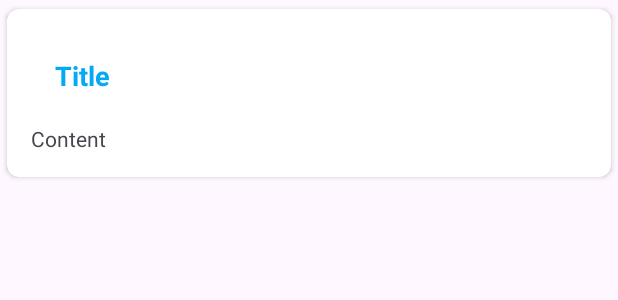
After one commit to AselaWanigabadu/MAD.app, an Android app: the layout note_item.xml on its own in the app's theme, with its tools: preview values and no code run, on a phone screen of 412 x 824 dp. The commit adds this screen. Shown: the top 300 px of the screen. Run offline under Robolectric (Android 15) with nearby library versions, the phone set to English and light mode, and no system bars.

```diff
--- a/app/src/main/java/com/example/madapp2/AddNoteActivity.kt
+++ b/app/src/main/java/com/example/madapp2/AddNoteActivity.kt
@@ -22,7 +22,7 @@ class AddNoteActivity : AppCompatActivity() {
             val note=Note(0,title,content)
             db.insertNote(note)
             finish()
-            Toast.makeText(this,"Note Saved",Toast.LENGTH_SHORT).show()
+            Toast.makeText(this,"Booking Saved",Toast.LENGTH_SHORT).show()
 
 
         }
--- /dev/null
+++ b/app/src/main/res/layout/note_item.xml
@@ -0,0 +1,39 @@
+<?xml version="1.0" encoding="utf-8"?>
+<androidx.cardview.widget.CardView xmlns:android="http://schemas.android.com/apk/res/android"
+    android:layout_width="match_parent"
+    android:layout_height="wrap_content"
+    xmlns:app="http://schemas.android.com/apk/res-auto"
+    app:cardCornerRadius="8dp"
+    app:cardUseCompatPadding="true">
+
+    <LinearLayout
+        android:layout_width="match_parent"
+        android:layout_height="wrap_content"
+        android:orientation="vertical"
+        android:padding="16dp">
+
+         <RelativeLayout
+             android:layout_width="match_parent"
+             android:layout_height="wrap_content"
+             android:orientation="horizontal"
+             android:padding="16dp">
+             <TextView
+                 android:id="@+id/titleTextview"
+                 android:layout_width="wrap_content"
+                 android:layout_height="wrap_content"
+                 android:text="Title"
+                 android:textColor="@color/blue"
+                 android:textSize="18sp"
+                 android:textStyle="bold"/>
+         </RelativeLayout>
+    <TextView
+        android:id="@+id/contentTextView"
+        android:layout_width="wrap_content"
+        android:layout_height="wrap_content"
+        android:text="Content"
+        android:maxLines="3"
+        android:layout_marginTop="4dp"/>
+
+    </LinearLayout>
+
+</androidx.cardview.widget.CardView>
```
Also changed, not shown: app/src/main/res/layout/activity_main.xml (+17 -0 lines).
